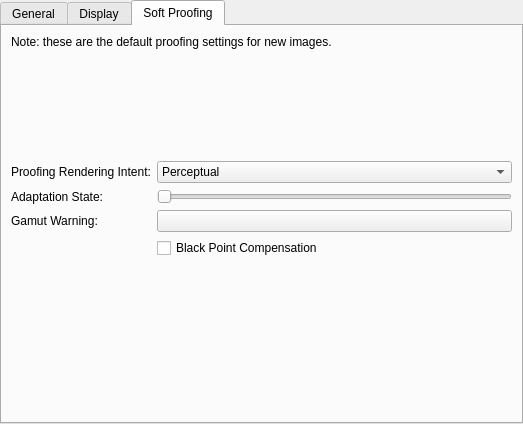
This is libs/ui/forms/wdgcolorsettings.ui in KDE/krita as Qt 5 draws it before an edit. The edited form follows.
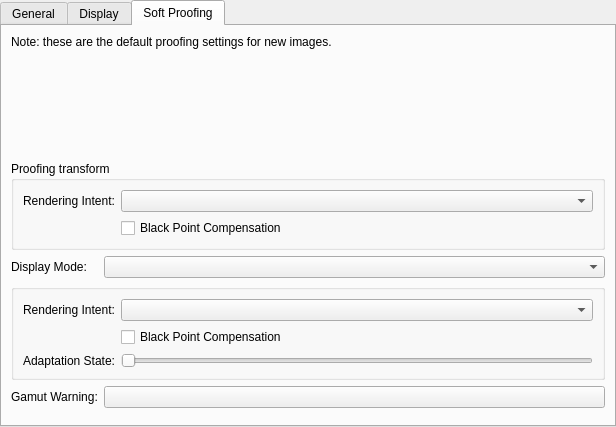
This is the edited form. The open tabs and pages were chosen to show the change. Custom widgets are drawn as their Qt base class.

Commit message:
Add display mode to the settings default softproofing config.
Also fix "set default" for softproofing...

Diff of the .ui file:
```diff
--- a/libs/ui/forms/wdgcolorsettings.ui
+++ b/libs/ui/forms/wdgcolorsettings.ui
@@ -10,7 +10,7 @@
    <rect>
     <x>0</x>
     <y>0</y>
-    <width>523</width>
+    <width>616</width>
     <height>424</height>
    </rect>
   </property>
@@ -285,73 +285,21 @@
          </property>
         </widget>
        </item>
-       <item row="2" column="0">
-        <widget class="QLabel" name="lblProofingIntent">
-         <property name="text">
-          <string>Proofing Rendering Intent:</string>
-         </property>
-        </widget>
-       </item>
-       <item row="2" column="1">
-        <widget class="QComboBox" name="cmbProofingIntent">
-         <item>
-          <property name="text">
-           <string>Perceptual</string>
-          </property>
-         </item>
-         <item>
-          <property name="text">
-           <string>Relative Colorimetric</string>
-          </property>
-         </item>
-         <item>
-          <property name="text">
-           <string comment="ICC profile rendering intent">Saturation</string>
-          </property>
-         </item>
-         <item>
-          <property name="text">
-           <string>Absolute Colorimetric</string>
-          </property>
-         </item>
-        </widget>
-       </item>
-       <item row="3" column="0">
-        <widget class="QLabel" name="lblAdaptationState">
-         <property name="text">
-          <string>Adaptation State:</string>
-         </property>
-        </widget>
-       </item>
-       <item row="3" column="1">
-        <widget class="QSlider" name="sldAdaptationState">
-         <property name="orientation">
-          <enum>Qt::Horizontal</enum>
-         </property>
-        </widget>
-       </item>
-       <item row="4" column="0">
+       <item row="9" column="0">
         <widget class="QLabel" name="lblGamutWarning">
          <property name="text">
           <string>Gamut Warning:</string>
          </property>
         </widget>
        </item>
-       <item row="4" column="1">
+       <item row="9" column="1">
         <widget class="KisColorButton" name="gamutAlarm">
          <property name="text">
           <string/>
          </property>
         </widget>
        </item>
-       <item row="5" column="1">
-        <widget class="QCheckBox" name="ckbProofBlackPoint">
-         <property name="text">
-          <string>Black Point Compensation</string>
-         </property>
-        </widget>
-       </item>
-       <item row="6" column="0" colspan="2">
+       <item row="11" column="0" colspan="2">
         <spacer name="verticalSpacer_4">
          <property name="orientation">
           <enum>Qt::Vertical</enum>
@@ -364,6 +312,82 @@
          </property>
         </spacer>
        </item>
+       <item row="3" column="0" colspan="2">
+        <widget class="QGroupBox" name="gbxProofingTransform">
+         <property name="title">
+          <string>Proofing transform</string>
+         </property>
+         <layout class="QFormLayout" name="formLayout_5">
+          <item row="0" column="0">
+           <widget class="QLabel" name="lblProofingIntent">
+            <property name="text">
+             <string>Rendering Intent:</string>
+            </property>
+           </widget>
+          </item>
+          <item row="0" column="1">
+           <widget class="QComboBox" name="cmbProofingIntent"/>
+          </item>
+          <item row="1" column="1">
+           <widget class="QCheckBox" name="ckbProofBlackPoint">
+            <property name="text">
+             <string>Black Point Compensation</string>
+            </property>
+           </widget>
+          </item>
+         </layout>
+        </widget>
+       </item>
+       <item row="7" column="0" colspan="2">
+        <widget class="QGroupBox" name="gbxDisplayTransform">
+         <property name="title">
+          <string/>
+         </property>
+         <layout class="QFormLayout" name="formLayout_6">
+          <item row="2" column="0">
+           <widget class="QLabel" name="lblAdaptationState">
+            <property name="text">
+             <string>Adaptation State:</string>
+            </property>
+           </widget>
+          </item>
+          <item row="2" column="1">
+           <widget class="QSlider" name="sldAdaptationState">
+            <property name="orientation">
+             <enum>Qt::Horizontal</enum>
+            </property>
+           </widget>
+          </item>
+          <item row="0" column="1">
+           <widget class="QComboBox" name="cmbDisplayIntent"/>
+          </item>
+          <item row="1" column="1">
+           <widget class="QCheckBox" name="chkDispBlackPoint">
+            <property name="text">
+             <string>Black Point Compensation</string>
+            </property>
+           </widget>
+          </item>
+          <item row="0" column="0">
+           <widget class="QLabel" name="lblRenderingIntent_2">
+            <property name="text">
+             <string>Rendering Intent:</string>
+            </property>
+           </widget>
+          </item>
+         </layout>
+        </widget>
+       </item>
+       <item row="5" column="1">
+        <widget class="QComboBox" name="cmbDisplayMode"/>
+       </item>
+       <item row="5" column="0">
+        <widget class="QLabel" name="label_3">
+         <property name="text">
+          <string>Display Mode:</string>
+         </property>
+        </widget>
+       </item>
       </layout>
      </widget>
     </widget>
```
Left out of the diff: 2 changed lines with no effect on the pictures. The commit also changes 6 other files.
